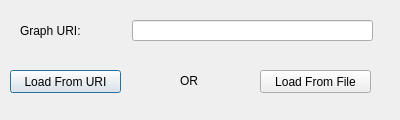
Qt form dialogs/ui/loadgraphdialog.ui (sparqlunicorn/sparqlunicornGoesGIS) before a commit.
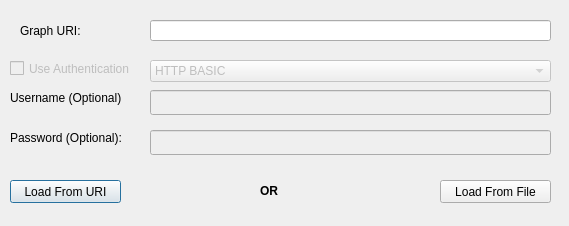
The same form after that commit.

```diff
--- a/dialogs/ui/loadgraphdialog.ui
+++ b/dialogs/ui/loadgraphdialog.ui
@@ -6,8 +6,8 @@
    <rect>
     <x>0</x>
     <y>0</y>
-    <width>400</width>
-    <height>120</height>
+    <width>569</width>
+    <height>226</height>
    </rect>
   </property>
   <property name="windowTitle">
@@ -17,7 +17,7 @@
    <property name="geometry">
     <rect>
      <x>10</x>
-     <y>70</y>
+     <y>180</y>
      <width>111</width>
      <height>23</height>
     </rect>
@@ -29,8 +29,8 @@
   <widget class="QPushButton" name="loadFromFileButton">
    <property name="geometry">
     <rect>
-     <x>260</x>
-     <y>70</y>
+     <x>440</x>
+     <y>180</y>
      <width>111</width>
      <height>23</height>
     </rect>
@@ -42,9 +42,9 @@
   <widget class="QLineEdit" name="graphURIEdit">
    <property name="geometry">
     <rect>
-     <x>132</x>
+     <x>150</x>
      <y>20</y>
-     <width>241</width>
+     <width>401</width>
      <height>21</height>
     </rect>
    </property>
@@ -65,16 +65,127 @@
   <widget class="QLabel" name="OrLabel">
    <property name="geometry">
     <rect>
-     <x>180</x>
-     <y>70</y>
+     <x>260</x>
+     <y>180</y>
      <width>61</width>
      <height>21</height>
     </rect>
    </property>
+   <property name="font">
+    <font>
+     <weight>75</weight>
+     <bold>true</bold>
+    </font>
+   </property>
    <property name="text">
     <string>OR</string>
    </property>
   </widget>
+  <widget class="QLineEdit" name="credentialPassword">
+   <property name="enabled">
+    <bool>false</bool>
+   </property>
+   <property name="geometry">
+    <rect>
+     <x>150</x>
+     <y>130</y>
+     <width>401</width>
+     <height>25</height>
+    </rect>
+   </property>
+   <property name="text">
+    <string/>
+   </property>
+   <property name="echoMode">
+    <enum>QLineEdit::Password</enum>
+   </property>
+  </widget>
+  <widget class="QCheckBox" name="useAuthenticationCheckBox">
+   <property name="enabled">
+    <bool>false</bool>
+   </property>
+   <property name="geometry">
+    <rect>
+     <x>10</x>
+     <y>60</y>
+     <width>121</width>
+     <height>17</height>
+    </rect>
+   </property>
+   <property name="text">
+    <string>Use Authentication</string>
+   </property>
+  </widget>
+  <widget class="QLabel" name="usernameLabel">
+   <property name="geometry">
+    <rect>
+     <x>10</x>
+     <y>90</y>
+     <width>111</width>
+     <height>16</height>
+    </rect>
+   </property>
+   <property name="text">
+    <string>Username (Optional):</string>
+   </property>
+  </widget>
+  <widget class="QComboBox" name="authenticationComboBox">
+   <property name="enabled">
+    <bool>false</bool>
+   </property>
+   <property name="geometry">
+    <rect>
+     <x>150</x>
+     <y>60</y>
+     <width>401</width>
+     <height>22</height>
+    </rect>
+   </property>
+   <item>
+    <property name="text">
+     <string>HTTP BASIC</string>
+    </property>
+   </item>
+   <item>
+    <property name="text">
+     <string>HTTP DIGEST</string>
+    </property>
+   </item>
+   <item>
+    <property name="text">
+     <string>Solid Pod</string>
+    </property>
+   </item>
+  </widget>
+  <widget class="QLineEdit" name="credentialUserName">
+   <property name="enabled">
+    <bool>false</bool>
+   </property>
+   <property name="geometry">
+    <rect>
+     <x>150</x>
+     <y>90</y>
+     <width>401</width>
+     <height>25</height>
+    </rect>
+   </property>
+   <property name="text">
+    <string/>
+   </property>
+  </widget>
+  <widget class="QLabel" name="passwordLabel">
+   <property name="geometry">
+    <rect>
+     <x>10</x>
+     <y>130</y>
+     <width>131</width>
+     <height>16</height>
+    </rect>
+   </property>
+   <property name="text">
+    <string>Password (Optional):</string>
+   </property>
+  </widget>
  </widget>
  <resources/>
  <connections/>
```
